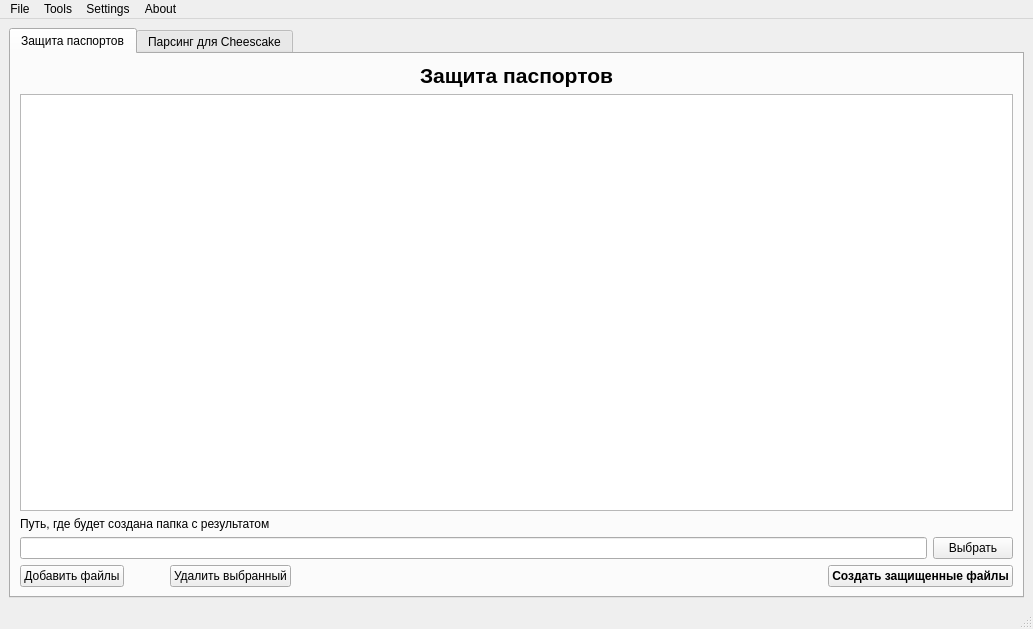
This is main_window.ui in Risez51/IvanCRM as Qt 5 draws it before an edit. The edited form follows.
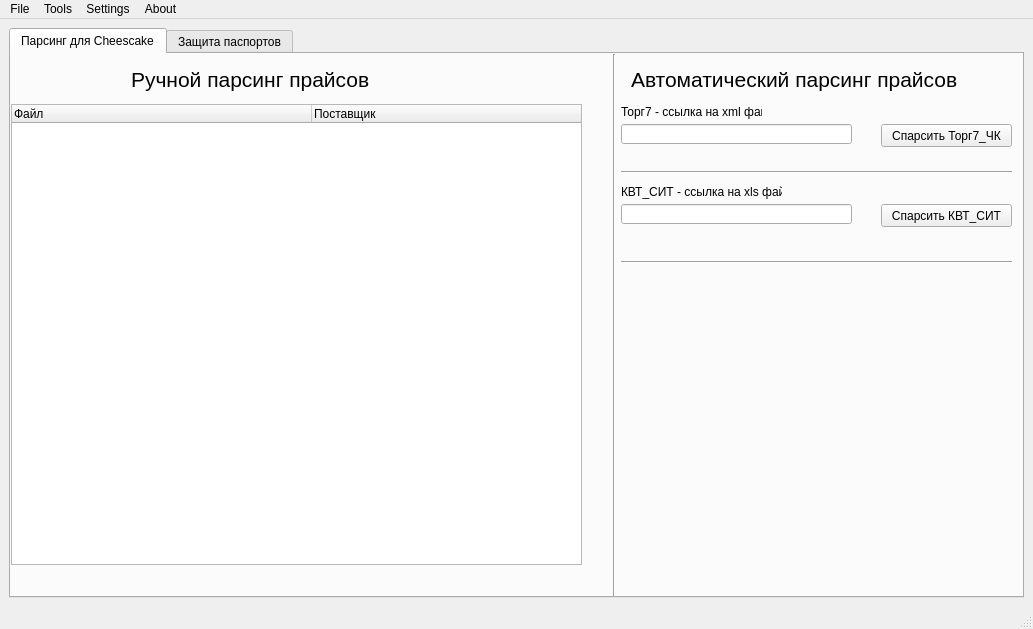
This is the edited form. The open tabs and pages were chosen to show the change.

Commit message: added prepare_passport_controller added test_worker_thread

```diff
--- a/main_window.ui
+++ b/main_window.ui
@@ -20,7 +20,182 @@
       <property name="currentIndex">
        <number>0</number>
       </property>
-      <widget class="QWidget" name="tab">
+      <widget class="QWidget" name="cheescake_parser_tab">
+       <attribute name="title">
+        <string>Парсинг для Cheescake</string>
+       </attribute>
+       <widget class="QTreeWidget" name="manual_parser_tree_widget">
+        <property name="geometry">
+         <rect>
+          <x>0</x>
+          <y>50</y>
+          <width>571</width>
+          <height>461</height>
+         </rect>
+        </property>
+        <attribute name="headerDefaultSectionSize">
+         <number>300</number>
+        </attribute>
+        <column>
+         <property name="text">
+          <string>Файл</string>
+         </property>
+        </column>
+        <column>
+         <property name="text">
+          <string>Поставщик</string>
+         </property>
+        </column>
+       </widget>
+       <widget class="Line" name="line">
+        <property name="geometry">
+         <rect>
+          <x>593</x>
+          <y>0</y>
+          <width>20</width>
+          <height>551</height>
+         </rect>
+        </property>
+        <property name="orientation">
+         <enum>Qt::Vertical</enum>
+        </property>
+       </widget>
+       <widget class="QLabel" name="manual_parser_label">
+        <property name="geometry">
+         <rect>
+          <x>120</x>
+          <y>10</y>
+          <width>291</width>
+          <height>31</height>
+         </rect>
+        </property>
+        <property name="font">
+         <font>
+          <pointsize>16</pointsize>
+         </font>
+        </property>
+        <property name="text">
+         <string>Ручной парсинг прайсов</string>
+        </property>
+       </widget>
+       <widget class="QLabel" name="auto_parser_label">
+        <property name="geometry">
+         <rect>
+          <x>620</x>
+          <y>10</y>
+          <width>381</width>
+          <height>31</height>
+         </rect>
+        </property>
+        <property name="font">
+         <font>
+          <pointsize>16</pointsize>
+         </font>
+        </property>
+        <property name="text">
+         <string>Автоматический парсинг прайсов</string>
+        </property>
+       </widget>
+       <widget class="QLineEdit" name="link_torg7_line_edit">
+        <property name="geometry">
+         <rect>
+          <x>610</x>
+          <y>70</y>
+          <width>231</width>
+          <height>20</height>
+         </rect>
+        </property>
+       </widget>
+       <widget class="QLabel" name="torg7_label">
+        <property name="geometry">
+         <rect>
+          <x>610</x>
+          <y>50</y>
+          <width>141</width>
+          <height>16</height>
+         </rect>
+        </property>
+        <property name="text">
+         <string>Торг7 - ссылка на xml файл</string>
+        </property>
+       </widget>
+       <widget class="QPushButton" name="parser_torg7_push_button">
+        <property name="geometry">
+         <rect>
+          <x>870</x>
+          <y>70</y>
+          <width>131</width>
+          <height>23</height>
+         </rect>
+        </property>
+        <property name="text">
+         <string>Спарсить Торг7_ЧК</string>
+        </property>
+       </widget>
+       <widget class="Line" name="line_2">
+        <property name="geometry">
+         <rect>
+          <x>610</x>
+          <y>110</y>
+          <width>391</width>
+          <height>16</height>
+         </rect>
+        </property>
+        <property name="orientation">
+         <enum>Qt::Horizontal</enum>
+        </property>
+       </widget>
+       <widget class="QLineEdit" name="link_kvt_line_edit">
+        <property name="geometry">
+         <rect>
+          <x>610</x>
+          <y>150</y>
+          <width>231</width>
+          <height>20</height>
+         </rect>
+        </property>
+       </widget>
+       <widget class="QPushButton" name="parser_kvt_push_button">
+        <property name="geometry">
+         <rect>
+          <x>870</x>
+          <y>150</y>
+          <width>131</width>
+          <height>23</height>
+         </rect>
+        </property>
+        <property name="text">
+         <string>Спарсить КВТ_СИТ</string>
+        </property>
+       </widget>
+       <widget class="QLabel" name="kvt_label">
+        <property name="geometry">
+         <rect>
+          <x>610</x>
+          <y>130</y>
+          <width>161</width>
+          <height>16</height>
+         </rect>
+        </property>
+        <property name="text">
+         <string>КВТ_СИТ - ссылка на xls файл</string>
+        </property>
+       </widget>
+       <widget class="Line" name="line_3">
+        <property name="geometry">
+         <rect>
+          <x>610</x>
+          <y>200</y>
+          <width>391</width>
+          <height>16</height>
+         </rect>
+        </property>
+        <property name="orientation">
+         <enum>Qt::Horizontal</enum>
+        </property>
+       </widget>
+      </widget>
+      <widget class="QWidget" name="prepare_passport_tab">
        <attribute name="title">
         <string>Защита паспортов</string>
        </attribute>
@@ -45,7 +220,26 @@
            </widget>
           </item>
           <item>
-           <widget class="QListWidget" name="listWidget"/>
+           <widget class="QTreeWidget" name="passport_tree_widget">
+            <attribute name="headerDefaultSectionSize">
+             <number>300</number>
+            </attribute>
+            <column>
+             <property name="text">
+              <string>Расположение</string>
+             </property>
+            </column>
+            <column>
+             <property name="text">
+              <string>Файл</string>
+             </property>
+            </column>
+            <column>
+             <property name="text">
+              <string>Статус</string>
+             </property>
+            </column>
+           </widget>
           </item>
           <item>
            <widget class="QLabel" name="label_2">
@@ -136,11 +330,6 @@
         </item>
        </layout>
       </widget>
-      <widget class="QWidget" name="tab_2">
-       <attribute name="title">
-        <string>Парсинг для Cheescake</string>
-       </attribute>
-      </widget>
      </widget>
     </item>
    </layout>
```
Left out of the diff: 16 changed lines with no effect on the pictures. The commit also changes 7 other files.
